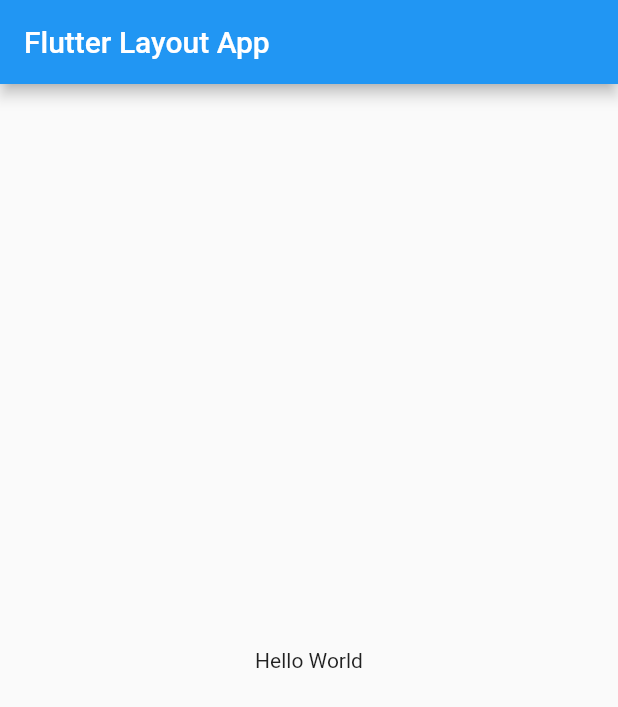
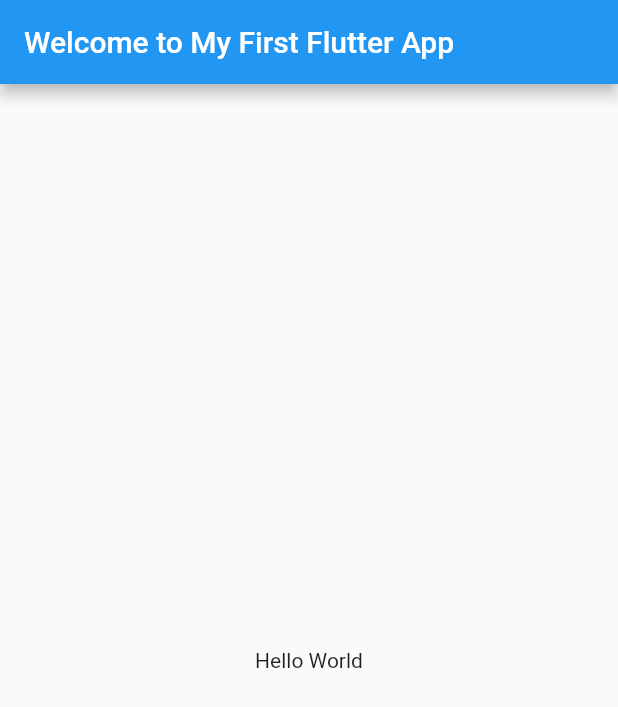
Before and after one commit to Fatanaminullah/mobile-programming-flutter, a Flutter app: the screen it shows after launch, on a phone screen of 412 x 824 dp. Shown: the top 707 px of the screen. Run offline on Flutter 3.47's test engine with Material 2 defaults, Android fonts, the phone set to English and light mode, and no system bars.

Commit message:
change main title

```diff
--- a/lib/main.dart
+++ b/lib/main.dart
@@ -6,10 +6,10 @@ class MyApp extends StatelessWidget {
   @override
   Widget build(BuildContext context) {
     return MaterialApp(
-      title: 'Flutter Layout App',
+      title: 'Welcome to My First Flutter App',
       home: Scaffold(
         appBar: AppBar(
-          title: const Text('Flutter Layout App'),
+          title: const Text('Welcome to My First Flutter App'),
         ),
         body: const Center(
           child: Text('Hello World'),
@@ -17,5 +17,4 @@ class MyApp extends StatelessWidget {
       ),
     );
   }
-
 }
```
